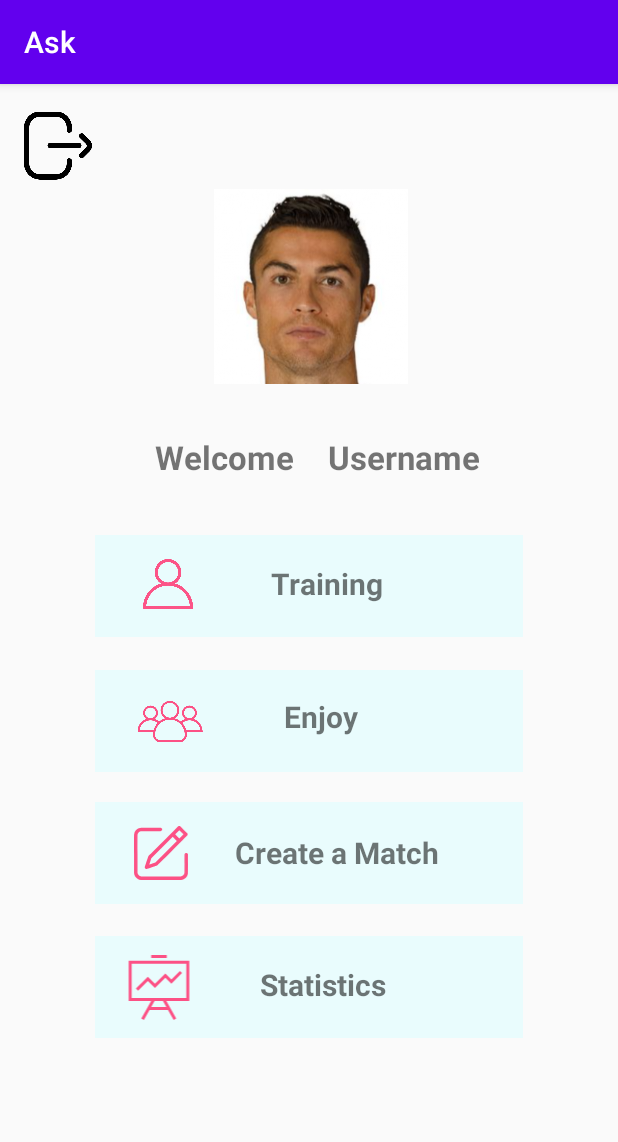
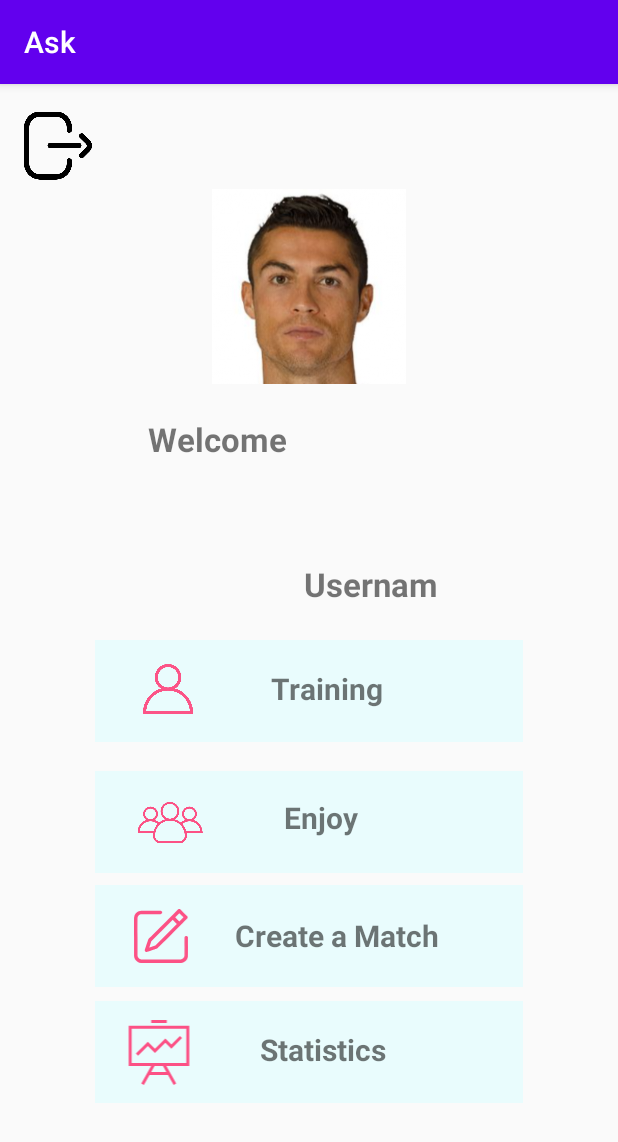
Before and after one commit to ManuelCoronel/Ask, an Android app: the screen it shows after launch (DashboardActivity), on a phone screen of 412 x 824 dp. Shown: the top 1142 px of the screen. Run offline under Robolectric (Android 15) with nearby library versions, the phone set to English and light mode, and no system bars.

Commit message:
Arreglos menores al dashboard

```diff
--- a/Ask/app/src/main/res/layout/activity_dashboard.xml
+++ b/Ask/app/src/main/res/layout/activity_dashboard.xml
@@ -8,48 +8,46 @@
 
 
     <android.support.constraint.ConstraintLayout
-        android:id="@+id/constraintLayout3"
         android:layout_width="285dp"
         android:layout_height="68dp"
         android:background="#E9FCFD"
-        app:layout_constraintBottom_toTopOf="@+id/constraintLayout"
+        app:layout_constraintBottom_toBottomOf="parent"
         app:layout_constraintEnd_toEndOf="parent"
         app:layout_constraintStart_toStartOf="parent"
-        app:layout_constraintTop_toBottomOf="@+id/textView4"
-        app:layout_constraintVertical_bias="0.651">
+        app:layout_constraintTop_toBottomOf="@+id/constraintLayout2"
+        app:layout_constraintVertical_bias="0.097">
 
         <TextView
-            android:id="@+id/textView5"
-            android:layout_width="88dp"
-            android:layout_height="33dp"
-            android:text="@string/training"
+            android:id="@+id/textView8"
+            android:layout_width="103dp"
+            android:layout_height="31dp"
+            android:text="@string/Statistics"
             android:textSize="20sp"
             android:textStyle="bold"
             app:layout_constraintBottom_toBottomOf="parent"
             app:layout_constraintEnd_toEndOf="parent"
-            app:layout_constraintHorizontal_bias="0.593"
+            app:layout_constraintHorizontal_bias="0.604"
             app:layout_constraintStart_toStartOf="parent"
             app:layout_constraintTop_toTopOf="parent"
-            app:layout_constraintVertical_bias="0.542" />
+            app:layout_constraintVertical_bias="0.513" />
 
         <ImageView
-            android:id="@+id/imageView12"
-            android:layout_width="41dp"
-            android:layout_height="33dp"
-            android:layout_marginStart="28dp"
-            android:layout_marginTop="16dp"
+            android:id="@+id/imageView10"
+            android:layout_width="53dp"
+            android:layout_height="43dp"
+            android:layout_marginStart="16dp"
             android:tint="#FC5185"
+            app:layout_constraintBottom_toBottomOf="parent"
             app:layout_constraintStart_toStartOf="parent"
             app:layout_constraintTop_toTopOf="parent"
-            app:srcCompat="@drawable/usuario" />
-
+            app:srcCompat="@drawable/ic_stats" />
     </android.support.constraint.ConstraintLayout>
 
     <android.support.constraint.ConstraintLayout
         android:id="@+id/constraintLayout2"
         android:layout_width="285dp"
         android:layout_height="68dp"
-        android:layout_marginTop="20dp"
+        android:layout_marginTop="8dp"
         android:background="#E9FCFD"
         app:layout_constraintEnd_toEndOf="parent"
         app:layout_constraintStart_toStartOf="parent"
@@ -88,7 +86,7 @@
         app:layout_constraintEnd_toEndOf="parent"
         app:layout_constraintStart_toStartOf="parent"
         app:layout_constraintTop_toTopOf="parent"
-        app:layout_constraintVertical_bias="0.558">
+        app:layout_constraintVertical_bias="0.654">
 
         <TextView
             android:id="@+id/textView6"
@@ -117,39 +115,41 @@
     </android.support.constraint.ConstraintLayout>
 
     <android.support.constraint.ConstraintLayout
+        android:id="@+id/constraintLayout3"
         android:layout_width="285dp"
         android:layout_height="68dp"
         android:background="#E9FCFD"
-        app:layout_constraintBottom_toBottomOf="parent"
+        app:layout_constraintBottom_toTopOf="@+id/constraintLayout"
         app:layout_constraintEnd_toEndOf="parent"
         app:layout_constraintStart_toStartOf="parent"
-        app:layout_constraintTop_toBottomOf="@+id/constraintLayout2"
-        app:layout_constraintVertical_bias="0.138">
+        app:layout_constraintTop_toBottomOf="@+id/imageView13"
+        app:layout_constraintVertical_bias="0.896">
 
         <TextView
-            android:id="@+id/textView8"
-            android:layout_width="103dp"
-            android:layout_height="31dp"
-            android:text="@string/Statistics"
+            android:id="@+id/textView5"
+            android:layout_width="88dp"
+            android:layout_height="33dp"
+            android:text="@string/training"
             android:textSize="20sp"
             android:textStyle="bold"
             app:layout_constraintBottom_toBottomOf="parent"
             app:layout_constraintEnd_toEndOf="parent"
-            app:layout_constraintHorizontal_bias="0.604"
+            app:layout_constraintHorizontal_bias="0.593"
             app:layout_constraintStart_toStartOf="parent"
             app:layout_constraintTop_toTopOf="parent"
-            app:layout_constraintVertical_bias="0.513" />
+            app:layout_constraintVertical_bias="0.542" />
 
         <ImageView
-            android:id="@+id/imageView10"
-            android:layout_width="53dp"
-            android:layout_height="43dp"
-            android:layout_marginStart="16dp"
+            android:id="@+id/imageView12"
+            android:layout_width="41dp"
+            android:layout_height="33dp"
+            android:layout_marginStart="28dp"
+            android:layout_marginTop="16dp"
             android:tint="#FC5185"
-            app:layout_constraintBottom_toBottomOf="parent"
             app:layout_constraintStart_toStartOf="parent"
             app:layout_constraintTop_toTopOf="parent"
-            app:srcCompat="@drawable/ic_stats" />
+            app:srcCompat="@drawable/usuario" />
+
     </android.support.constraint.ConstraintLayout>
 
     <ImageView
@@ -157,35 +157,33 @@
         android:layout_width="129dp"
         android:layout_height="134dp"
         android:layout_marginTop="68dp"
-        android:layout_marginEnd="140dp"
         app:layout_constraintEnd_toEndOf="parent"
+        app:layout_constraintStart_toStartOf="parent"
         app:layout_constraintTop_toTopOf="parent"
         app:srcCompat="@drawable/_4558" />
 
     <TextView
         android:id="@+id/textView9"
-        android:layout_width="101dp"
-        android:layout_height="31dp"
-        android:layout_marginTop="32dp"
-        android:layout_marginEnd="92dp"
+        android:layout_width="97dp"
+        android:layout_height="28dp"
+        android:layout_marginEnd="112dp"
+        android:layout_marginBottom="24dp"
         android:text="@string/user"
         android:textSize="22dp"
         android:textStyle="bold"
         app:layout_constraintBottom_toTopOf="@+id/constraintLayout3"
-        app:layout_constraintEnd_toEndOf="parent"
-        app:layout_constraintTop_toBottomOf="@+id/imageView13"
-        app:layout_constraintVertical_bias="0.0" />
+        app:layout_constraintEnd_toEndOf="parent" />
 
     <TextView
         android:id="@+id/textView4"
-        android:layout_width="100dp"
-        android:layout_height="25dp"
-        android:layout_marginTop="32dp"
+        android:layout_width="104dp"
+        android:layout_height="26dp"
+        android:layout_marginTop="20dp"
         android:text="@string/welcome"
         android:textSize="22dp"
         android:textStyle="bold"
         app:layout_constraintEnd_toStartOf="@+id/textView9"
-        app:layout_constraintHorizontal_bias="0.868"
+        app:layout_constraintHorizontal_bias="1.0"
         app:layout_constraintStart_toStartOf="parent"
         app:layout_constraintTop_toBottomOf="@+id/imageView13" />
 
```
Also changed, not shown: Ask/app/src/main/res/layout/activity_login.xml (+19 -17 lines), Ask/app/src/main/res/layout/activity_register.xml (+71 -72 lines).
